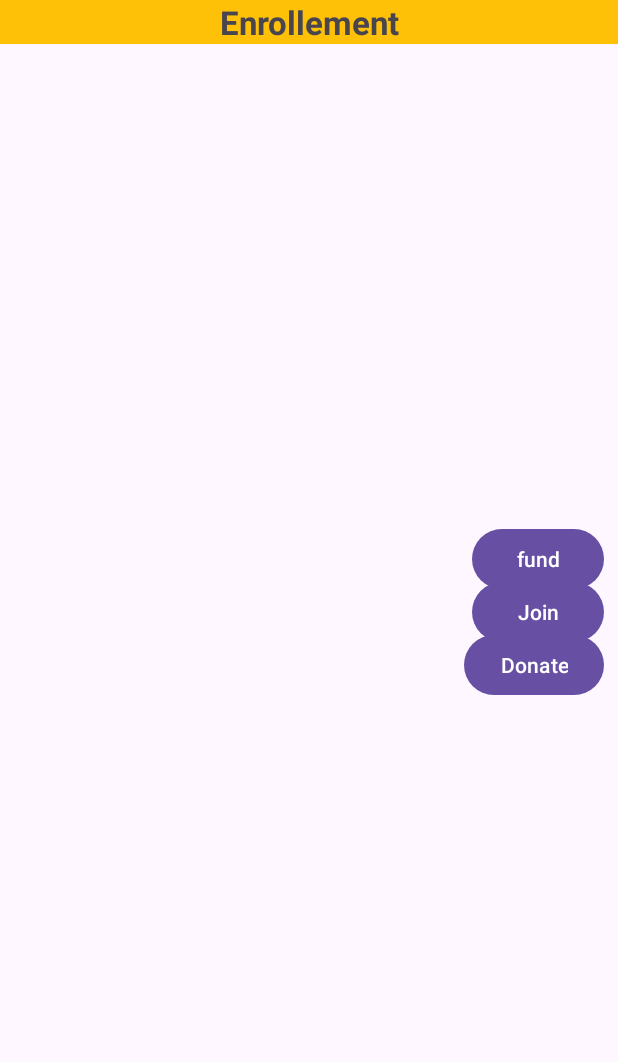
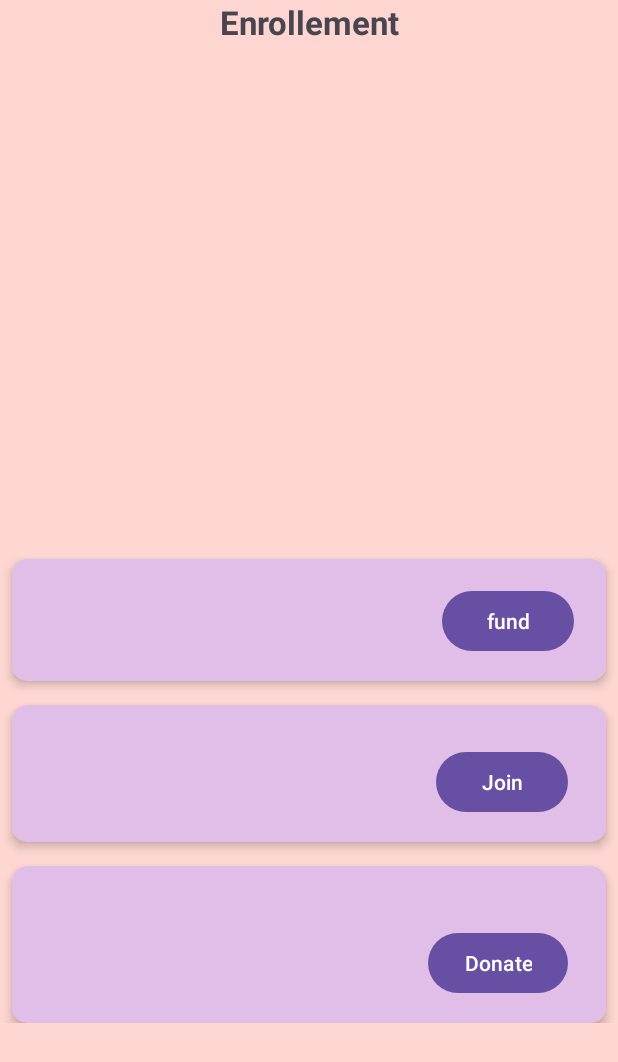
Before and after one commit to michaelxky/FundingApp, an Android app: the screen it shows after launch (postOverview), on a phone screen of 412 x 824 dp. Shown: the top 1062 px of the screen. Run offline under Robolectric (Android 15) with nearby library versions, the phone set to English and light mode, and no system bars; our stand-ins replace Volley; network calls fail.

Commit message:
Merge postPublish page(Add CardView and background color).

```diff
--- a/app/build.gradle
+++ b/app/build.gradle
@@ -50,6 +50,7 @@ dependencies {
     implementation 'androidx.constraintlayout:constraintlayout:2.1.0'
     implementation 'com.google.android.gms:play-services-location:21.0.1'
     implementation 'androidx.swiperefreshlayout:swiperefreshlayout:1.1.0'
+    implementation 'androidx.cardview:cardview:1.0.0'
     testImplementation libs.junit
     androidTestImplementation libs.ext.junit
     androidTestImplementation libs.espresso.core
--- a/app/src/main/java/Program/Tech/postOverview.java
+++ b/app/src/main/java/Program/Tech/postOverview.java
@@ -19,6 +19,7 @@ import android.widget.Toast;
 
 import androidx.activity.EdgeToEdge;
 import androidx.appcompat.app.AppCompatActivity;
+import androidx.cardview.widget.CardView;
 import androidx.constraintlayout.widget.ConstraintLayout;
 import androidx.core.graphics.Insets;
 import androidx.core.view.ViewCompat;
@@ -52,8 +53,11 @@ public class postOverview extends AppCompatActivity {
     private TextView postText;
     private TextView postTitle;
     private TextView funding;
+    private CardView cardFund;
     private TextView volunteer;
+    private CardView cardVolunteer;
     private TextView donation;
+    private CardView cardDonation;
     private RequestQueue requestQueue;
     private static final String GET_POST_URL = "https://studev.groept.be/api/a23PT414/showPost";
     private static final String GET_SUPPORT_URL = "https://studev.groept.be/api/a23PT414/showSupport";
@@ -85,8 +89,11 @@ public class postOverview extends AppCompatActivity {
         postText =  findViewById(R.id.post_text);
         postTitle =  findViewById(R.id.title);
         funding = findViewById(R.id.funding);
+        cardFund = findViewById(R.id.cardViewFund);
         volunteer = findViewById(R.id.volunteer);
+        cardVolunteer = findViewById(R.id.cardViewVolunteer);
         donation = findViewById(R.id.donation);
+        cardDonation = findViewById(R.id.cardViewDonation);
         requestQueue = Volley.newRequestQueue(this);
         btnFund = findViewById(R.id.fundButton);
         //Define Click listener of each support buttons:
@@ -200,11 +207,11 @@ public class postOverview extends AppCompatActivity {
                                 //Funding details
                                 if(databaseFundGoal.equals("null"))
                                 {
-                                    funding.setVisibility(View.GONE);
+                                    cardFund.setVisibility(View.GONE);
                                 }
                                 else
                                 {
-                                    funding.setVisibility(View.VISIBLE);
+                                    cardFund.setVisibility(View.VISIBLE);
                                     String fundingDetails = "Funding\n" + "I want to raise: " + databaseFundGoal + "\n" +
                                             "The funding begins:" + fundBegin + "\n" +
                                             "The funding ends: " + fundEnd;
@@ -213,11 +220,11 @@ public class postOverview extends AppCompatActivity {
                                 //Voluntary details
                                 if(databaseVolunteerNbr.equals("null"))
                                 {
-                                    volunteer.setVisibility(View.GONE);
+                                    cardVolunteer.setVisibility(View.GONE);
                                 }
                                 else
                                 {
-                                    volunteer.setVisibility(View.VISIBLE);
+                                    cardVolunteer.setVisibility(View.VISIBLE);
                                     String voluntaryDetails = "Volunteer\n" + "Activity Name: " + databaseVoluntaryTitle +"\n"+
                                             "We need " + databaseVolunteerNbr +" volunteers\n"+
                                             "The volunteer should be "+ volunteerRequirement + "\n"+
@@ -229,11 +236,11 @@ public class postOverview extends AppCompatActivity {
                                 //Donation details
                                 if(databaseDonationGoal.equals("null"))
                                 {
-                                    donation.setVisibility(View.GONE);
+                                    cardDonation.setVisibility(View.GONE);
                                 }
                                 else
                                 {
-                                    donation.setVisibility(View.VISIBLE);
+                                    cardDonation.setVisibility(View.VISIBLE);
                                     String donationDetails = "donation\n" + "I want: " + databaseDonationGoal + "\n" +
                                             "The donation begins:" + donationBegin + "\n" +
                                             "The donation ends: " + donationEnd+ "\n" +
@@ -241,15 +248,15 @@ public class postOverview extends AppCompatActivity {
                                     donation.setText(donationDetails);
                                 }
                                 // Adjust constraints dynamically
-                                ConstraintLayout.LayoutParams volunteerParams = (ConstraintLayout.LayoutParams) volunteer.getLayoutParams();
-                                ConstraintLayout.LayoutParams donationParams = (ConstraintLayout.LayoutParams) donation.getLayoutParams();
-                                //Set funding location
+                                ConstraintLayout.LayoutParams volunteerParams = (ConstraintLayout.LayoutParams) cardVolunteer.getLayoutParams();
+                                ConstraintLayout.LayoutParams donationParams = (ConstraintLayout.LayoutParams) cardDonation.getLayoutParams();
+                                //Set volunteer location
                                 if (databaseFundGoal.equals("null")) {
                                     volunteerParams.topToBottom = R.id.iv_photo;
                                 } else {
-                                    volunteerParams.topToBottom = R.id.funding; // Or the parent view or some other reference
+                                    volunteerParams.topToBottom = R.id.cardViewFund; // Or the parent view or some other reference
                                 }
-                                //Set volunteer location
+                                //Set donation location
                                 if (databaseVoluntaryTitle.equals("null")) {
                                     if (databaseFundGoal.equals("null"))
                                     {
@@ -257,11 +264,11 @@ public class postOverview extends AppCompatActivity {
                                     }
                                     else
                                     {
-                                        donationParams.topToBottom = R.id.funding;
+                                        donationParams.topToBottom = R.id.cardViewFund;
                                     }
 
                                 } else {
-                                    donationParams.topToBottom = R.id.volunteer; // Or the parent view or some other reference
+                                    donationParams.topToBottom = R.id.cardViewVolunteer; // Or the parent view or some other reference
                                 }
 
                             } else {
@@ -277,7 +284,7 @@ public class postOverview extends AppCompatActivity {
             public void onErrorResponse(VolleyError error) {
                 // Log the error message
                 Log.e(TAG, "Request error: " + error.getMessage());
-                Toast.makeText(postOverview.this, "Request failed: " + error.getMessage(), Toast.LENGTH_LONG).show();
+                Toast.makeText(postOverview.this, "Show Support Request failed: " + error.getMessage(), Toast.LENGTH_LONG).show();
             }
         }
         );
--- a/app/src/main/res/layout/activity_post_overview.xml
+++ b/app/src/main/res/layout/activity_post_overview.xml
@@ -15,7 +15,8 @@
         app:layout_constraintHorizontal_bias="0.0"
         app:layout_constraintStart_toStartOf="parent"
         app:layout_constraintTop_toTopOf="parent"
-        app:layout_constraintVertical_bias="1.0">
+        app:layout_constraintVertical_bias="1.0"
+        android:background="#34FF5722">
 
         <androidx.constraintlayout.widget.ConstraintLayout
             android:layout_width="match_parent"
@@ -36,7 +37,7 @@
                 android:id="@+id/title"
                 android:layout_width="match_parent"
                 android:layout_height="wrap_content"
-                android:background="#FFC107"
+                android:background="#FDD6D1"
                 android:gravity="center"
                 android:text="Enrollement"
                 android:textSize="22sp"
@@ -44,7 +45,8 @@
                 android:visibility="visible"
                 app:layout_constraintEnd_toEndOf="parent"
                 app:layout_constraintStart_toStartOf="parent"
-                app:layout_constraintTop_toTopOf="parent" />
+                app:layout_constraintTop_toTopOf="parent"
+                />
 
             <ImageView
                 android:id="@+id/iv_photo"
@@ -55,18 +57,36 @@
                 app:layout_constraintTop_toBottomOf="@id/post_text"
                 app:layout_constraintVertical_bias="0.1" />
 
+            <androidx.cardview.widget.CardView
+                android:id="@+id/cardViewFund"
+                android:layout_width="match_parent"
+                android:layout_height="wrap_content"
+                android:layout_marginTop="16dp"
+                app:cardCornerRadius="10dp"
+                app:cardElevation="4dp"
+                app:layout_constraintTop_toBottomOf="@id/iv_photo"
+                app:layout_constraintStart_toStartOf="parent"
+                android:layout_marginStart="8dp"
+                app:layout_constraintEnd_toEndOf="parent"
+                android:layout_marginEnd="8dp"
+                app:cardBackgroundColor="#E1BEE7">
+
+                <androidx.constraintlayout.widget.ConstraintLayout
+                    android:layout_width="match_parent"
+                    android:layout_height="wrap_content"
+                    android:padding="16dp">
+
                     <TextView
                         android:id="@+id/funding"
                         android:layout_width="0dp"
                         android:layout_height="wrap_content"
-                android:layout_marginTop="16dp"
                         android:fontFamily="sans-serif-medium"
                         android:textSize="20sp"
                         app:layout_constraintEnd_toEndOf="parent"
                         app:layout_constraintStart_toStartOf="parent"
-                app:layout_constraintTop_toBottomOf="@id/iv_photo"
-                android:layout_marginStart="4dp"
-                android:layout_marginEnd="4dp"/>
+                        app:layout_constraintTop_toTopOf="parent"
+                        android:layout_marginStart="2dp"
+                        android:layout_marginTop="2dp"/>
 
                     <Button
                         android:id="@+id/fundButton"
@@ -74,10 +94,33 @@
                         android:layout_height="wrap_content"
                         android:text="fund"
                         app:layout_constraintRight_toRightOf="@+id/funding"
-                app:layout_constraintBottom_toBottomOf="@+id/funding"
-                android:layout_marginBottom="3dp"
+                        app:layout_constraintTop_toTopOf="parent"
+                        android:layout_marginTop="1dp"
                         android:layout_marginEnd="5dp"
                         />
+
+                </androidx.constraintlayout.widget.ConstraintLayout>
+
+            </androidx.cardview.widget.CardView>
+
+        <androidx.cardview.widget.CardView
+            android:id="@+id/cardViewVolunteer"
+            android:layout_width="match_parent"
+            android:layout_height="wrap_content"
+            android:layout_marginTop="16dp"
+            app:cardCornerRadius="10dp"
+            app:cardElevation="4dp"
+            app:layout_constraintTop_toBottomOf="@id/cardViewFund"
+            app:layout_constraintStart_toStartOf="parent"
+            android:layout_marginStart="8dp"
+            app:layout_constraintEnd_toEndOf="parent"
+            android:layout_marginEnd="8dp"
+            app:cardBackgroundColor="#E1BEE7">
+
+            <androidx.constraintlayout.widget.ConstraintLayout
+                android:layout_width="match_parent"
+                android:layout_height="wrap_content"
+                android:padding="16dp">
 
                 <TextView
                     android:id="@+id/volunteer"
@@ -89,9 +132,10 @@
                     app:layout_constraintEnd_toEndOf="parent"
                     app:layout_constraintHorizontal_bias="0.0"
                     app:layout_constraintStart_toStartOf="parent"
-                app:layout_constraintTop_toBottomOf="@id/funding"
+                    app:layout_constraintTop_toTopOf="parent"
                     android:layout_marginStart="4dp"
-                android:layout_marginEnd="4dp"/>
+                    android:layout_marginEnd="4dp"
+                    />
 
                 <Button
                     android:id="@+id/joinButton"
@@ -99,8 +143,8 @@
                     android:layout_height="wrap_content"
                     android:text="Join"
                     app:layout_constraintRight_toRightOf="@+id/volunteer"
-                app:layout_constraintBottom_toBottomOf="@+id/volunteer"
-                android:layout_marginBottom="3dp"
+                    app:layout_constraintTop_toTopOf="@+id/volunteer"
+                    android:layout_marginTop="3dp"
                     android:layout_marginEnd="5dp"
                     />
 
@@ -110,11 +154,31 @@
                     android:layout_height="wrap_content"
                     android:text="Quit"
                     app:layout_constraintRight_toRightOf="@+id/volunteer"
-                app:layout_constraintBottom_toBottomOf="@+id/volunteer"
-                android:layout_marginBottom="3dp"
+                    app:layout_constraintTop_toTopOf="@+id/volunteer"
+                    android:layout_marginTop="3dp"
                     android:layout_marginEnd="5dp"
                     android:visibility="gone"/>
+            </androidx.constraintlayout.widget.ConstraintLayout>
+        </androidx.cardview.widget.CardView>
 
+        <androidx.cardview.widget.CardView
+            android:id="@+id/cardViewDonation"
+            android:layout_width="match_parent"
+            android:layout_height="wrap_content"
+            android:layout_marginTop="16dp"
+            app:cardCornerRadius="10dp"
+            app:cardElevation="4dp"
+            app:layout_constraintTop_toBottomOf="@id/cardViewVolunteer"
+            app:layout_constraintStart_toStartOf="parent"
+            android:layout_marginStart="8dp"
+            app:layout_constraintEnd_toEndOf="parent"
+            android:layout_marginEnd="8dp"
+            app:cardBackgroundColor="#E1BEE7">
+
+            <androidx.constraintlayout.widget.ConstraintLayout
+                android:layout_width="match_parent"
+                android:layout_height="wrap_content"
+                android:padding="16dp">
                 <TextView
                     android:id="@+id/donation"
                     android:layout_width="0dp"
@@ -124,8 +188,8 @@
                     app:layout_constraintBottom_toBottomOf="parent"
                     app:layout_constraintEnd_toEndOf="parent"
                     app:layout_constraintStart_toStartOf="parent"
-                app:layout_constraintTop_toBottomOf="@id/volunteer"
-                android:layout_marginTop="8dp"
+                    app:layout_constraintTop_toTopOf="parent"
+                    android:layout_marginTop="1dp"
                     android:layout_marginStart="4dp"
                     android:layout_marginEnd="4dp"/>
 
@@ -135,12 +199,12 @@
                     android:layout_height="wrap_content"
                     android:text="Donate"
                     app:layout_constraintRight_toRightOf="@+id/donation"
-                app:layout_constraintBottom_toBottomOf="@+id/donation"
-                android:layout_marginBottom="3dp"
+                    app:layout_constraintTop_toTopOf="@+id/donation"
+                    android:layout_marginTop="1dp"
                     android:layout_marginEnd="5dp"
                     />
-
-
+            </androidx.constraintlayout.widget.ConstraintLayout>
+        </androidx.cardview.widget.CardView>
 
         </androidx.constraintlayout.widget.ConstraintLayout>
     </ScrollView>
--- a/app/src/main/res/layout/fund_action.xml
+++ b/app/src/main/res/layout/fund_action.xml
@@ -18,7 +18,7 @@
         android:inputType="numberDecimal"
         android:layout_width="0dp"
         android:layout_height="wrap_content"
-        android:hint="How much money would you fund?"
+        android:hint="How much would you fund?"
         android:layout_marginTop="3dp"
         app:layout_constraintTop_toBottomOf="@id/fundGoal"
         app:layout_constraintStart_toStartOf="parent"
```
Lines whose indentation alone changed are shown as unchanged.
